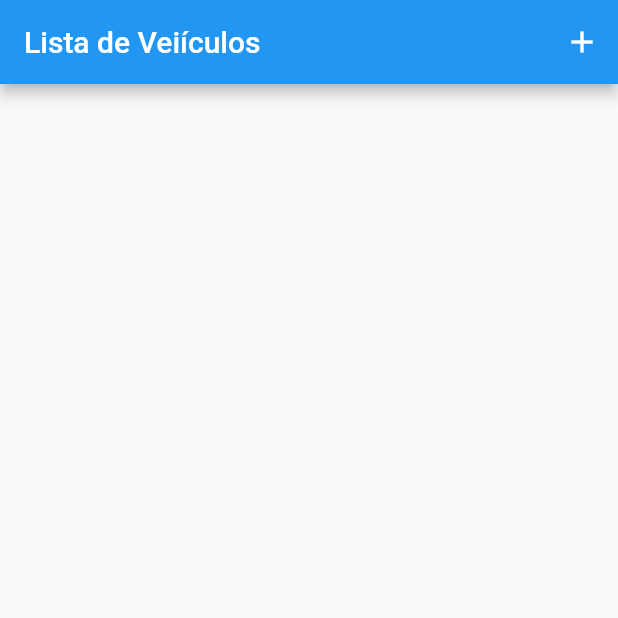
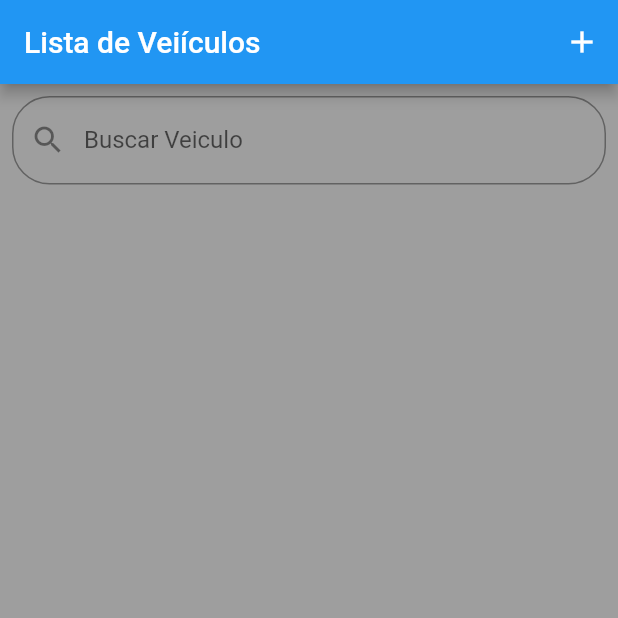
Before and after one commit to juliojtk/car_anotations_app, a Flutter app: the screen it shows after launch, on a phone screen of 412 x 824 dp, the top half of it. Run offline on Flutter 3.47's test engine with Material 2 defaults, Android fonts, the phone set to English and light mode, and no system bars; our stand-ins replace flutter_mobx, get_it, mobx, sqflite; missing offline and left inert: dart:ffi; accounts and stored records are empty; generated files the repository leaves out were written again.

Commit message:
Alterações e inicio do campo busca

```diff
--- a/lib/app/domain/interfaces/car_dao.dart
+++ b/lib/app/domain/interfaces/car_dao.dart
@@ -7,6 +7,8 @@ abstract class CarDao{
 
    deleteCar(int id);
 
+   Future<List<Car>> searchCar(String carName);
+
    Future<List<Car>> listAllCar();
 
 
--- a/lib/app/domain/service/car_service.dart
+++ b/lib/app/domain/service/car_service.dart
@@ -23,6 +23,10 @@ Future<List<Car>> listAllCar(){
   return _carDao.listAllCar();
 }
 
+Future<List<Car>> searchCar(String name){
+  return _carDao.searchCar(name);
+}
+
 validateNameCar(String nome){
   var min = 2;
   var max = 50;
--- a/lib/app/view/car_list.dart
+++ b/lib/app/view/car_list.dart
@@ -6,6 +6,116 @@ import 'package:flutter_mobx/flutter_mobx.dart';
 class CarList extends StatelessWidget {
 
   final _backListCar = CarListBack();
+
+  TextEditingController editingController = TextEditingController();
+
+    @override
+  Widget build(BuildContext context) {
+    return Observer(
+      builder: (context) {
+        return Scaffold(
+          appBar: AppBar(
+            title: Text('Lista de Veiículos'),
+            actions: [
+              IconButton(
+                icon: Icon(Icons.add),
+                onPressed: (){
+                  _backListCar.goToCarForm(context);
+                },
+              ),
+            ],
+          ),
+          body: Container(
+            color: Colors.grey,
+            child: futureBuilde(context),
+          ),
+        );
+      }
+    );
+  }
+
+  Widget futureBuilde(BuildContext context){
+    return FutureBuilder(
+      future: _backListCar.changeFutureBuilder(context, _backListCar.listCar, _backListCar.listCarName),
+      builder: (context, futuro){
+        if (!futuro.hasData) {
+          return CircularProgressIndicator();
+        }else{
+          _backListCar.mainList = futuro.data;
+          return mainColumn(context, _backListCar.mainList);
+        }
+      },
+    );
+  }
+
+  Widget mainColumn(BuildContext context, List<Car> listCar){
+    return Column(
+      children: [
+        Padding(
+          padding: EdgeInsets.all(8),
+          child: textFieldSearch(context),
+        ),
+        Expanded(
+          child: Padding(
+            padding: const EdgeInsets.all(5),
+            child: ListView.builder(
+              itemCount: listCar.length,
+              itemBuilder: (context, i){
+                var car = listCar[i];
+                var soma = _backListCar.somaPrices(car.partPrice, car.segPrice);
+                return Card(
+                  child: ListTile(
+                    leading: circleAvatar(),
+                    title: Text(car.carName),
+                    subtitle: Text('R\$: ' + soma.toString()),
+                    onTap: (){
+                      _backListCar.goToCarDetails(context, car);
+                    },
+                    trailing: Container(
+                      width: 100,
+                      child: Row(
+                        children: [
+                          iconEditButton((){
+                            _backListCar.goToCarForm(context, car);
+                          }),
+                          iconRemoveButton(context, (){
+                            _backListCar.removeCar(car.id);
+                            Navigator.of(context).pop();
+                          }),
+                        ],
+                      ),
+                    ),
+                  ),
+                );
+              }
+            ),
+          )
+        )
+      ],
+    );
+  }
+
+  Widget textFieldSearch(BuildContext context){
+  return TextFormField(
+    //enabled: true,
+    controller: editingController,
+    decoration: InputDecoration(
+      labelText: 'Buscar Veiculo',
+      hintText: 'Buscar Veiculo',
+      prefixIcon: Icon(Icons.search),
+      border: OutlineInputBorder(
+        borderRadius: BorderRadius.all(Radius.circular(25),
+        )
+      )
+    ),
+    onChanged: (value){
+      _backListCar.searchCar(value);
+    },
+    /*onTap: (){
+      _backListCar.searchCar(editingController.text.toString());
+    },*/
+  );
+}
 
   //Criando Icon do carro
   CircleAvatar circleAvatar()  {
@@ -46,65 +156,4 @@ class CarList extends StatelessWidget {
     );
   }
 
-
-  @override
-  Widget build(BuildContext context) {
-    return Scaffold(
-      appBar: AppBar(
-        title: Text('Lista de Veiículos'),
-        actions: [
-          IconButton(
-            icon: Icon(Icons.add),
-            onPressed: (){
-              _backListCar.goToCarForm(context);
-            },
-          ),
-        ],
-      ),
-      body: Observer(builder: (context){
-        return FutureBuilder(
-          future: _backListCar.listCar,
-          builder: (context, futuro){
-            if(!futuro.hasData){
-              return CircularProgressIndicator();
-              }else{
-                List<Car> list = futuro.data;
-                return ListView.builder(
-                  itemCount: list.length,
-                  itemBuilder: (context, i){
-                    var car = list[i];
-                    var soma = _backListCar.somaPrices(car.partPrice, car.segPrice);
-                    return Card(
-                      child: ListTile(
-                        leading: circleAvatar(),
-                        title: Text(car.carName),
-                        subtitle: Text('R\$: ' + soma.toString()),
-                        onTap: (){
-                          _backListCar.goToCarDetails(context, car);
-                        },
-                        trailing: Container(
-                          width: 100,
-                          child: Row(
-                            children: [
-                              iconEditButton((){
-                                _backListCar.goToCarForm(context, car);
-                              }),
-                              iconRemoveButton(context, (){
-                                _backListCar.removeCar(car.id);
-                                Navigator.of(context).pop();
-                              }),
-                            ],
-                          ),
-                        ),
-                      ),
-                    );
-                  }
-                );
-              }
-            }
-          );
-        }
-      ),
-    );
-  }
 }
--- a/pubspec.yaml
+++ b/pubspec.yaml
@@ -23,6 +23,7 @@ environment:
 dependencies:
   flutter:
     sdk: flutter
+  provider:
   flutter_localizations:
     sdk: flutter
   sqflite: ^1.3.0
@@ -36,6 +37,7 @@ dependencies:
   intl:
 
 
+
   # The following adds the Cupertino Icons font to your application.
   # Use with the CupertinoIcons class for iOS style icons.
   cupertino_icons: ^1.0.0
@@ -45,6 +47,7 @@ dev_dependencies:
     sdk: flutter
   build_runner: 1.11.1
   mobx_codegen: 1.1.2
+  path_provider:
 
 # For information on the generic Dart part of this file, see the
 # following page: https://dart.dev/tools/pub/pubspec
```
Also changed, not shown: lib/app/dataBase/dao_impl/car_dao_impl.dart (+22 -0 lines), lib/app/view/car_details.dart (+114 -2 lines), lib/app/view/viewBack/car_details_back.dart (+9 -1 lines), lib/app/view/viewBack/car_list_back.dart (+20 -0 lines), lib/app/view/viewBack/car_list_back.g.dart, pubspec.lock.
